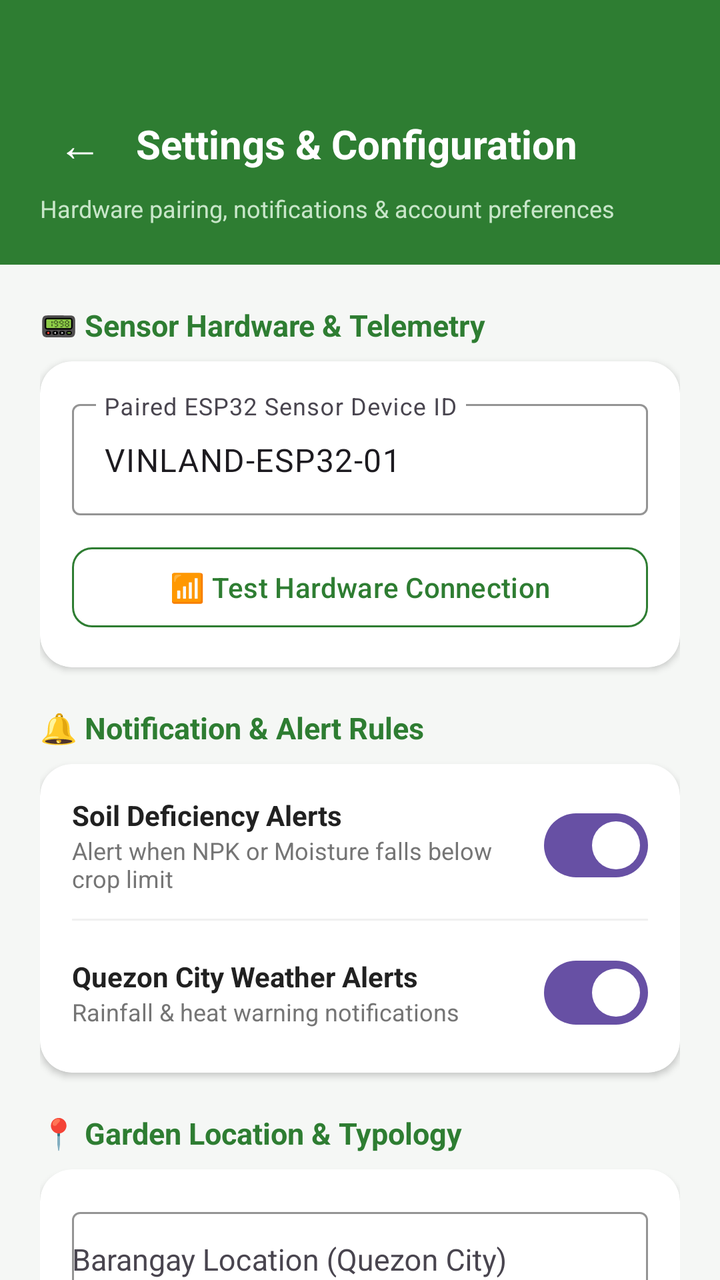
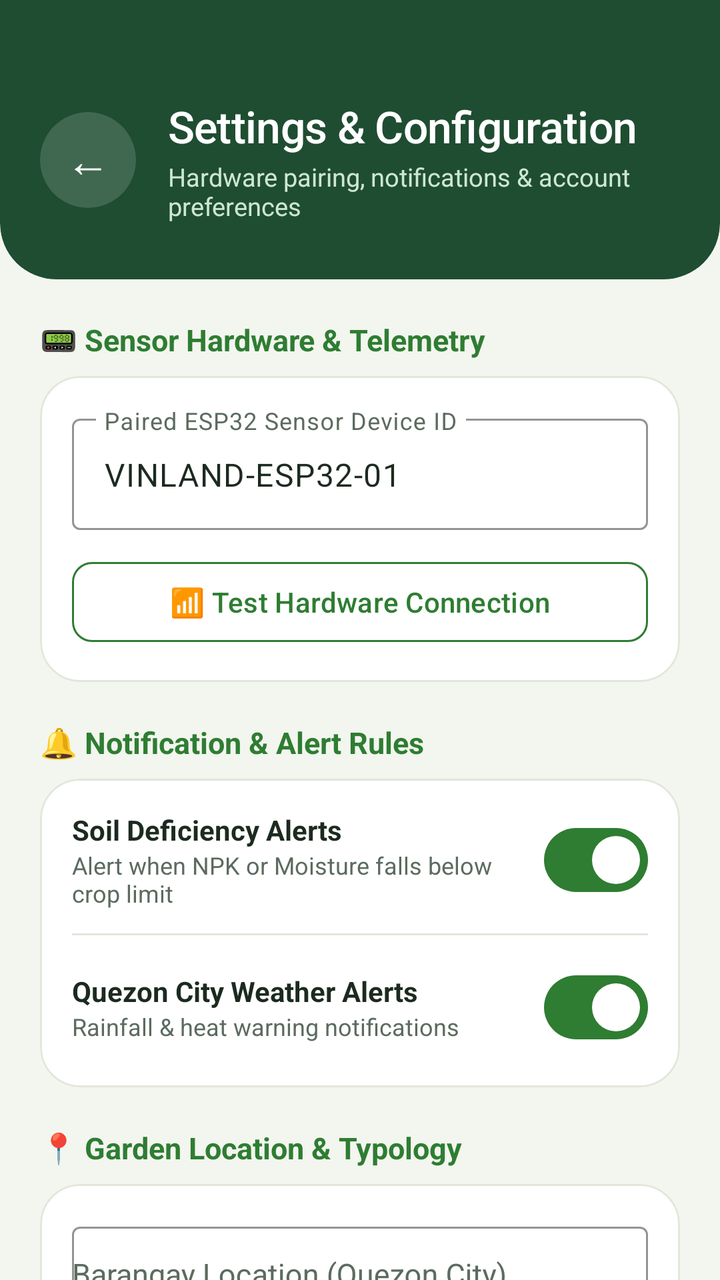

The first picture is an Android layout as it rendered before a commit; the second is the same layout after the commit. The layout source and the unified diff follow.
<!-- AndroidManifest.xml: application theme Theme.Vinland -->
<!-- res/layout/activity_settings.xml -->
<?xml version="1.0" encoding="utf-8"?>
<androidx.core.widget.NestedScrollView xmlns:android="http://schemas.android.com/apk/res/android"
    xmlns:app="http://schemas.android.com/apk/res-auto"
    android:layout_width="match_parent"
    android:layout_height="match_parent"
    android:background="#F5F7F5"
    android:fillViewport="true">

    <LinearLayout
        android:layout_width="match_parent"
        android:layout_height="wrap_content"
        android:orientation="vertical">

        
        <LinearLayout
            android:layout_width="match_parent"
            android:layout_height="wrap_content"
            android:orientation="vertical"
            android:background="#2E7D32"
            android:paddingStart="20dp"
            android:paddingEnd="20dp"
            android:paddingTop="52dp"
            android:paddingBottom="20dp">

            <LinearLayout
                android:layout_width="match_parent"
                android:layout_height="wrap_content"
                android:orientation="horizontal"
                android:gravity="center_vertical">

                <TextView
                    android:id="@+id/btnBack"
                    android:layout_width="40dp"
                    android:layout_height="40dp"
                    android:gravity="center"
                    android:text="←"
                    android:textColor="#FFFFFF"
                    android:textSize="22sp"
                    android:padding="4dp" />

                <TextView
                    android:layout_width="wrap_content"
                    android:layout_height="wrap_content"
                    android:layout_marginStart="8dp"
                    android:text="Settings &amp; Configuration"
                    android:textSize="20sp"
                    android:textStyle="bold"
                    android:textColor="#FFFFFF" />
            </LinearLayout>

            <TextView
                android:layout_width="wrap_content"
                android:layout_height="wrap_content"
                android:layout_marginTop="4dp"
                android:text="Hardware pairing, notifications &amp; account preferences"
                android:textSize="12sp"
                android:textColor="#C8E6C9" />
        </LinearLayout>

        
        <LinearLayout
            android:layout_width="match_parent"
            android:layout_height="wrap_content"
            android:orientation="vertical"
            android:padding="20dp">

            
            <TextView
                android:layout_width="wrap_content"
                android:layout_height="wrap_content"
                android:text="📟 Sensor Hardware &amp; Telemetry"
                android:textSize="15sp"
                android:textStyle="bold"
                android:textColor="#2E7D32"
                android:layout_marginBottom="8dp" />

            <com.google.android.material.card.MaterialCardView
                android:layout_width="match_parent"
                android:layout_height="wrap_content"
                app:cardCornerRadius="16dp"
                app:cardElevation="2dp"
                app:strokeWidth="0dp"
                app:cardBackgroundColor="#FFFFFF">

                <LinearLayout
                    android:layout_width="match_parent"
                    android:layout_height="wrap_content"
                    android:orientation="vertical"
                    android:padding="16dp">

                    <com.google.android.material.textfield.TextInputLayout
                        style="@style/Widget.Material3.TextInputLayout.OutlinedBox"
                        android:layout_width="match_parent"
                        android:layout_height="wrap_content"
                        android:hint="Paired ESP32 Sensor Device ID"
                        app:boxStrokeColor="#2E7D32">

                        <com.google.android.material.textfield.TextInputEditText
                            android:id="@+id/etSensorDeviceId"
                            android:layout_width="match_parent"
                            android:layout_height="wrap_content"
                            android:text="VINLAND-ESP32-01"
                            android:inputType="textCapCharacters" />
                    </com.google.android.material.textfield.TextInputLayout>

                    <com.google.android.material.button.MaterialButton
                        android:id="@+id/btnTestSensor"
                        style="@style/Widget.Material3.Button.OutlinedButton"
                        android:layout_width="match_parent"
                        android:layout_height="48dp"
                        android:layout_marginTop="12dp"
                        android:text="📶 Test Hardware Connection"
                        android:textColor="#2E7D32"
                        app:strokeColor="#2E7D32"
                        app:cornerRadius="10dp" />

                </LinearLayout>
            </com.google.android.material.card.MaterialCardView>

            
            <TextView
                android:layout_width="wrap_content"
                android:layout_height="wrap_content"
                android:layout_marginTop="20dp"
                android:text="🔔 Notification &amp; Alert Rules"
                android:textSize="15sp"
                android:textStyle="bold"
                android:textColor="#2E7D32"
                android:layout_marginBottom="8dp" />

            <com.google.android.material.card.MaterialCardView
                android:layout_width="match_parent"
                android:layout_height="wrap_content"
                app:cardCornerRadius="16dp"
                app:cardElevation="2dp"
                app:strokeWidth="0dp"
                app:cardBackgroundColor="#FFFFFF">

                <LinearLayout
                    android:layout_width="match_parent"
                    android:layout_height="wrap_content"
                    android:orientation="vertical"
                    android:padding="16dp">

                    <LinearLayout
                        android:layout_width="match_parent"
                        android:layout_height="wrap_content"
                        android:orientation="horizontal"
                        android:gravity="center_vertical">

                        <LinearLayout
                            android:layout_width="0dp"
                            android:layout_height="wrap_content"
                            android:layout_weight="1"
                            android:orientation="vertical">

                            <TextView
                                android:layout_width="wrap_content"
                                android:layout_height="wrap_content"
                                android:text="Soil Deficiency Alerts"
                                android:textStyle="bold"
                                android:textColor="#212121"
                                android:textSize="14sp" />

                            <TextView
                                android:layout_width="wrap_content"
                                android:layout_height="wrap_content"
                                android:text="Alert when NPK or Moisture falls below crop limit"
                                android:textColor="#757575"
                                android:textSize="12sp" />
                        </LinearLayout>

                        <com.google.android.material.materialswitch.MaterialSwitch
                            android:id="@+id/switchSoilAlerts"
                            android:layout_width="wrap_content"
                            android:layout_height="wrap_content"
                            android:checked="true" />
                    </LinearLayout>

                    <View
                        android:layout_width="match_parent"
                        android:layout_height="1dp"
                        android:background="#F0F0F0"
                        android:layout_marginTop="12dp"
                        android:layout_marginBottom="12dp" />

                    <LinearLayout
                        android:layout_width="match_parent"
                        android:layout_height="wrap_content"
                        android:orientation="horizontal"
                        android:gravity="center_vertical">

                        <LinearLayout
                            android:layout_width="0dp"
                            android:layout_height="wrap_content"
                            android:layout_weight="1"
                            android:orientation="vertical">

                            <TextView
                                android:layout_width="wrap_content"
                                android:layout_height="wrap_content"
                                android:text="Quezon City Weather Alerts"
                                android:textStyle="bold"
                                android:textColor="#212121"
                                android:textSize="14sp" />

                            <TextView
                                android:layout_width="wrap_content"
                                android:layout_height="wrap_content"
                                android:text="Rainfall &amp; heat warning notifications"
                                android:textColor="#757575"
                                android:textSize="12sp" />
                        </LinearLayout>

                        <com.google.android.material.materialswitch.MaterialSwitch
                            android:id="@+id/switchWeatherAlerts"
                            android:layout_width="wrap_content"
                            android:layout_height="wrap_content"
                            android:checked="true" />
                    </LinearLayout>

                </LinearLayout>
            </com.google.android.material.card.MaterialCardView>

            
            <TextView
                android:layout_width="wrap_content"
                android:layout_height="wrap_content"
                android:layout_marginTop="20dp"
                android:text="📍 Garden Location &amp; Typology"
                android:textSize="15sp"
                android:textStyle="bold"
                android:textColor="#2E7D32"
                android:layout_marginBottom="8dp" />

            <com.google.android.material.card.MaterialCardView
                android:layout_width="match_parent"
                android:layout_height="wrap_content"
                app:cardCornerRadius="16dp"
                app:cardElevation="2dp"
                app:strokeWidth="0dp"
                app:cardBackgroundColor="#FFFFFF">

                <LinearLayout
                    android:layout_width="match_parent"
                    android:layout_height="wrap_content"
                    android:orientation="vertical"
                    android:padding="16dp">

                    <com.google.android.material.textfield.TextInputLayout
                        style="@style/Widget.Material3.TextInputLayout.OutlinedBox"
                        android:layout_width="match_parent"
                        android:layout_height="wrap_content"
                        android:hint="Barangay Location (Quezon City)"
                        app:boxStrokeColor="#2E7D32">

                        <AutoCompleteTextView
                            android:id="@+id/actvBarangay"
                            android:layout_width="match_parent"
                            android:layout_height="wrap_content"
                            android:paddingVertical="14dp"
                            android:textSize="15sp"
                            android:inputType="text" />
                    </com.google.android.material.textfield.TextInputLayout>

                    <com.google.android.material.button.MaterialButton
                        android:id="@+id/btnResetPassword"
                        style="@style/Widget.Material3.Button.OutlinedButton"
                        android:layout_width="match_parent"
                        android:layout_height="48dp"
                        android:layout_marginTop="12dp"
                        android:text="🔑 Send Password Reset Email"
                        android:textColor="#2E7D32"
                        app:strokeColor="#2E7D32"
                        app:cornerRadius="10dp" />

                </LinearLayout>
            </com.google.android.material.card.MaterialCardView>

            
            <com.google.android.material.button.MaterialButton
                android:id="@+id/btnSaveSettings"
                android:layout_width="match_parent"
                android:layout_height="52dp"
                android:layout_marginTop="24dp"
                android:text="💾 Save Configuration Changes"
                android:textAllCaps="false"
                android:textSize="15sp"
                app:cornerRadius="12dp"
                app:backgroundTint="#2E7D32" />

            
            <com.google.android.material.card.MaterialCardView
                android:layout_width="match_parent"
                android:layout_height="wrap_content"
                android:layout_marginTop="20dp"
                app:cardCornerRadius="16dp"
                app:cardElevation="0dp"
                app:strokeWidth="0dp"
                app:cardBackgroundColor="#E8F5E9">

                <LinearLayout
                    android:layout_width="match_parent"
                    android:layout_height="wrap_content"
                    android:orientation="vertical"
                    android:padding="16dp"
                    android:gravity="center">

                    <TextView
                        android:layout_width="wrap_content"
                        android:layout_height="wrap_content"
                        android:text="🌿 Vinland Urban Agriculture Platform"
                        android:textStyle="bold"
                        android:textColor="#2E7D32"
                        android:textSize="14sp" />

                    <TextView
                        android:layout_width="wrap_content"
                        android:layout_height="wrap_content"
                        android:layout_marginTop="2dp"
                        android:text="Version 1.0.0 (Build 37) • Quezon City, PH"
                        android:textColor="#558B2F"
                        android:textSize="12sp" />
                </LinearLayout>
            </com.google.android.material.card.MaterialCardView>

        </LinearLayout>
    </LinearLayout>
</androidx.core.widget.NestedScrollView>
<!-- resources referenced by this layout -->
<resources>
  <style name="Theme.Vinland" parent="Base.Theme.Vinland" />
  <style name="Base.Theme.Vinland" parent="Theme.Material3.DayNight.NoActionBar">
          
          
      </style>
</resources>

<!-- the commit's change to res/layout/activity_settings.xml (unified diff, before → after) -->
@@ -3,7 +3,7 @@
     xmlns:app="http://schemas.android.com/apk/res-auto"
     android:layout_width="match_parent"
     android:layout_height="match_parent"
-    android:background="#F5F7F5"
+    android:background="#F3F5EF"
     android:fillViewport="true">
 
     <LinearLayout
@@ -12,50 +12,71 @@
         android:orientation="vertical">
 
         
-        <LinearLayout
+        <com.google.android.material.card.MaterialCardView
             android:layout_width="match_parent"
             android:layout_height="wrap_content"
-            android:orientation="vertical"
-            android:background="#2E7D32"
-            android:paddingStart="20dp"
-            android:paddingEnd="20dp"
-            android:paddingTop="52dp"
-            android:paddingBottom="20dp">
+            android:layout_marginTop="-28dp"
+            app:cardBackgroundColor="#1F4D32"
+            app:cardCornerRadius="28dp"
+            app:cardElevation="0dp"
+            app:strokeWidth="0dp">
 
             <LinearLayout
                 android:layout_width="match_parent"
                 android:layout_height="wrap_content"
+                android:gravity="center_vertical"
                 android:orientation="horizontal"
-                android:gravity="center_vertical">
-
-                <TextView
-                    android:id="@+id/btnBack"
-                    android:layout_width="40dp"
-                    android:layout_height="40dp"
-                    android:gravity="center"
-                    android:text="←"
-                    android:textColor="#FFFFFF"
-                    android:textSize="22sp"
-                    android:padding="4dp" />
-
-                <TextView
-                    android:layout_width="wrap_content"
-                    android:layout_height="wrap_content"
-                    android:layout_marginStart="8dp"
-                    android:text="Settings &amp; Configuration"
-                    android:textSize="20sp"
-                    android:textStyle="bold"
-                    android:textColor="#FFFFFF" />
+                android:paddingStart="20dp"
+                android:paddingTop="76dp"
+                android:paddingEnd="20dp"
+                android:paddingBottom="28dp">
+
+                <com.google.android.material.card.MaterialCardView
+                    android:layout_width="48dp"
+                    android:layout_height="48dp"
+                    app:cardBackgroundColor="#26FFFFFF"
+                    app:cardCornerRadius="24dp"
+                    app:cardElevation="0dp"
+                    app:strokeWidth="0dp">
+
+                    <TextView
+                        android:id="@+id/btnBack"
+                        android:layout_width="match_parent"
+                        android:layout_height="match_parent"
+                        android:contentDescription="Back"
+                        android:foreground="?attr/selectableItemBackground"
+                        android:gravity="center"
+                        android:text="←"
+                        android:textColor="#FFFFFF"
+                        android:textSize="22sp" />
+                </com.google.android.material.card.MaterialCardView>
+
+                <LinearLayout
+                    android:layout_width="0dp"
+                    android:layout_height="wrap_content"
+                    android:layout_marginStart="16dp"
+                    android:layout_weight="1"
+                    android:orientation="vertical">
+
+                    <TextView
+                        android:layout_width="wrap_content"
+                        android:layout_height="wrap_content"
+                        android:fontFamily="sans-serif-medium"
+                        android:letterSpacing="-0.01"
+                        android:text="Settings &amp; Configuration"
+                        android:textColor="#FFFFFF"
+                        android:textSize="22sp" />
+
+                    <TextView
+                        android:layout_width="wrap_content"
+                        android:layout_height="wrap_content"
+                        android:layout_marginTop="2dp"
+                        android:text="Hardware pairing, notifications &amp; account preferences"
+                        android:textColor="#CDE8D0"
+                        android:textSize="12.5sp" />
+                </LinearLayout>
             </LinearLayout>
-
-            <TextView
-                android:layout_width="wrap_content"
-                android:layout_height="wrap_content"
-                android:layout_marginTop="4dp"
-                android:text="Hardware pairing, notifications &amp; account preferences"
-                android:textSize="12sp"
-                android:textColor="#C8E6C9" />
-        </LinearLayout>
+        </com.google.android.material.card.MaterialCardView>
 
         
         <LinearLayout
@@ -77,9 +98,10 @@
             <com.google.android.material.card.MaterialCardView
                 android:layout_width="match_parent"
                 android:layout_height="wrap_content"
-                app:cardCornerRadius="16dp"
-                app:cardElevation="2dp"
-                app:strokeWidth="0dp"
+                app:cardCornerRadius="20dp"
+                app:cardElevation="0dp"
+                app:strokeColor="#E2E7DC"
+                app:strokeWidth="1dp"
                 app:cardBackgroundColor="#FFFFFF">
 
                 <LinearLayout
@@ -131,9 +153,10 @@
             <com.google.android.material.card.MaterialCardView
                 android:layout_width="match_parent"
                 android:layout_height="wrap_content"
-                app:cardCornerRadius="16dp"
-                app:cardElevation="2dp"
-                app:strokeWidth="0dp"
+                app:cardCornerRadius="20dp"
+                app:cardElevation="0dp"
+                app:strokeColor="#E2E7DC"
+                app:strokeWidth="1dp"
                 app:cardBackgroundColor="#FFFFFF">
 
                 <LinearLayout
@@ -159,14 +182,14 @@
                                 android:layout_height="wrap_content"
                                 android:text="Soil Deficiency Alerts"
                                 android:textStyle="bold"
-                                android:textColor="#212121"
+                                android:textColor="#1C2A20"
                                 android:textSize="14sp" />
 
                             <TextView
                                 android:layout_width="wrap_content"
                                 android:layout_height="wrap_content"
                                 android:text="Alert when NPK or Moisture falls below crop limit"
-                                android:textColor="#757575"
+                                android:textColor="#5C6B5F"
                                 android:textSize="12sp" />
                         </LinearLayout>
 
@@ -180,7 +203,7 @@
                     <View
                         android:layout_width="match_parent"
                         android:layout_height="1dp"
-                        android:background="#F0F0F0"
+                        android:background="#E2E7DC"
                         android:layout_marginTop="12dp"
                         android:layout_marginBottom="12dp" />
 
@@ -201,14 +224,14 @@
                                 android:layout_height="wrap_content"
                                 android:text="Quezon City Weather Alerts"
                                 android:textStyle="bold"
-                                android:textColor="#212121"
+                                android:textColor="#1C2A20"
                                 android:textSize="14sp" />
 
                             <TextView
                                 android:layout_width="wrap_content"
                                 android:layout_height="wrap_content"
                                 android:text="Rainfall &amp; heat warning notifications"
-                                android:textColor="#757575"
+                                android:textColor="#5C6B5F"
                                 android:textSize="12sp" />
                         </LinearLayout>
 
@@ -236,9 +259,10 @@
             <com.google.android.material.card.MaterialCardView
                 android:layout_width="match_parent"
                 android:layout_height="wrap_content"
-                app:cardCornerRadius="16dp"
-                app:cardElevation="2dp"
-                app:strokeWidth="0dp"
+                app:cardCornerRadius="20dp"
+                app:cardElevation="0dp"
+                app:strokeColor="#E2E7DC"
+                app:strokeWidth="1dp"
                 app:cardBackgroundColor="#FFFFFF">
 
                 <LinearLayout
@@ -286,7 +310,7 @@
                 android:text="💾 Save Configuration Changes"
                 android:textAllCaps="false"
                 android:textSize="15sp"
-                app:cornerRadius="12dp"
+                app:cornerRadius="14dp"
                 app:backgroundTint="#2E7D32" />
 
             
@@ -294,7 +318,7 @@
                 android:layout_width="match_parent"
                 android:layout_height="wrap_content"
                 android:layout_marginTop="20dp"
-                app:cardCornerRadius="16dp"
+                app:cardCornerRadius="20dp"
                 app:cardElevation="0dp"
                 app:strokeWidth="0dp"
                 app:cardBackgroundColor="#E8F5E9">
<!-- resource entries referenced after the edit -->
@@ -1,9 +1,42 @@
 <!-- resources referenced by this layout -->
 <resources>
   <style name="Theme.Vinland" parent="Base.Theme.Vinland" />
-  <style name="Base.Theme.Vinland" parent="Theme.Material3.DayNight.NoActionBar">
+  <style name="Base.Theme.Vinland" parent="Theme.Material3.Light.NoActionBar">
+          <item name="colorPrimary">@color/vinland_fern</item>
+          <item name="colorOnPrimary">@color/white</item>
+          <item name="colorPrimaryContainer">@color/vinland_mint</item>
+          <item name="colorOnPrimaryContainer">@color/vinland_forest</item>
+          <item name="colorSecondary">@color/vinland_forest</item>
+          <item name="colorOnSecondary">@color/white</item>
+          <item name="colorSecondaryContainer">@color/vinland_leaf</item>
+          <item name="colorOnSecondaryContainer">@color/vinland_forest</item>
+          <item name="colorTertiary">@color/vinland_forest</item>
+          <item name="colorError">@color/vinland_error</item>
+          <item name="android:colorBackground">@color/vinland_paper</item>
+          <item name="colorSurface">@color/white</item>
+          <item name="colorSurfaceContainerHigh">@color/white</item>
+          <item name="colorOnSurface">@color/vinland_ink</item>
+          <item name="colorOnSurfaceVariant">@color/vinland_muted</item>
+          <item name="colorOutline">@color/vinland_line</item>
+          <item name="colorControlActivated">@color/vinland_fern</item>
+          <item name="android:textColorHighlight">@color/vinland_mint</item>
           
+          <item name="elevationOverlayEnabled">false</item>
+  
           
+          <item name="android:windowLightStatusBar">false</item>
+          <item name="android:windowLightNavigationBar" tools:targetApi="27">true</item>
+          <item name="android:navigationBarColor">@color/vinland_paper</item>
       </style>
+  <color name="vinland_fern">#2E7D32</color>
+  <color name="white">#FFFFFFFF</color>
+  <color name="vinland_mint">#CDE8D0</color>
+  <color name="vinland_forest">#1F4D32</color>
+  <color name="vinland_leaf">#EEF5EA</color>
+  <color name="vinland_error">#D32F2F</color>
+  <color name="vinland_paper">#F3F5EF</color>
+  <color name="vinland_ink">#1C2A20</color>
+  <color name="vinland_muted">#5C6B5F</color>
+  <color name="vinland_line">#E2E7DC</color>
 </resources>
 
